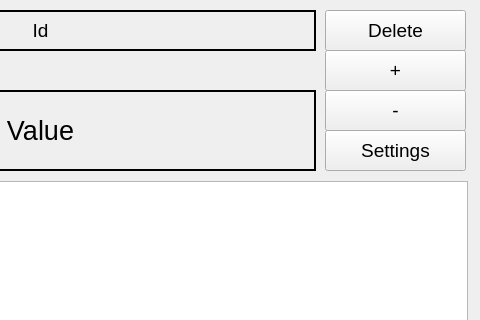
yasha1212/CourseProject-3sem, file walletwindow.ui: the form before one commit; both pictures show x 235 to 715 and y 0 to 320 of the 715 by 491 pixel window.
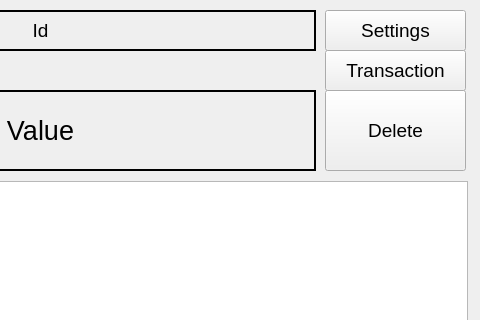
The form after the commit.

Commit message: Common Transaction Window

```diff
--- a/walletwindow.ui
+++ b/walletwindow.ui
@@ -107,9 +107,9 @@
    <property name="geometry">
     <rect>
      <x>560</x>
-     <y>10</y>
+     <y>90</y>
      <width>141</width>
-     <height>41</height>
+     <height>81</height>
     </rect>
    </property>
    <property name="font">
@@ -138,33 +138,14 @@
     </font>
    </property>
    <property name="text">
-    <string>+</string>
-   </property>
-  </widget>
-  <widget class="QPushButton" name="bConsumption">
-   <property name="geometry">
-    <rect>
-     <x>560</x>
-     <y>90</y>
-     <width>141</width>
-     <height>41</height>
-    </rect>
-   </property>
-   <property name="font">
-    <font>
-     <family>Leelawadee UI</family>
-     <pointsize>14</pointsize>
-    </font>
-   </property>
-   <property name="text">
-    <string>-</string>
+    <string>Transaction</string>
    </property>
   </widget>
   <widget class="QPushButton" name="bSettings">
    <property name="geometry">
     <rect>
      <x>560</x>
-     <y>130</y>
+     <y>10</y>
      <width>141</width>
      <height>41</height>
     </rect>
```
The commit also changes 10 other files.
